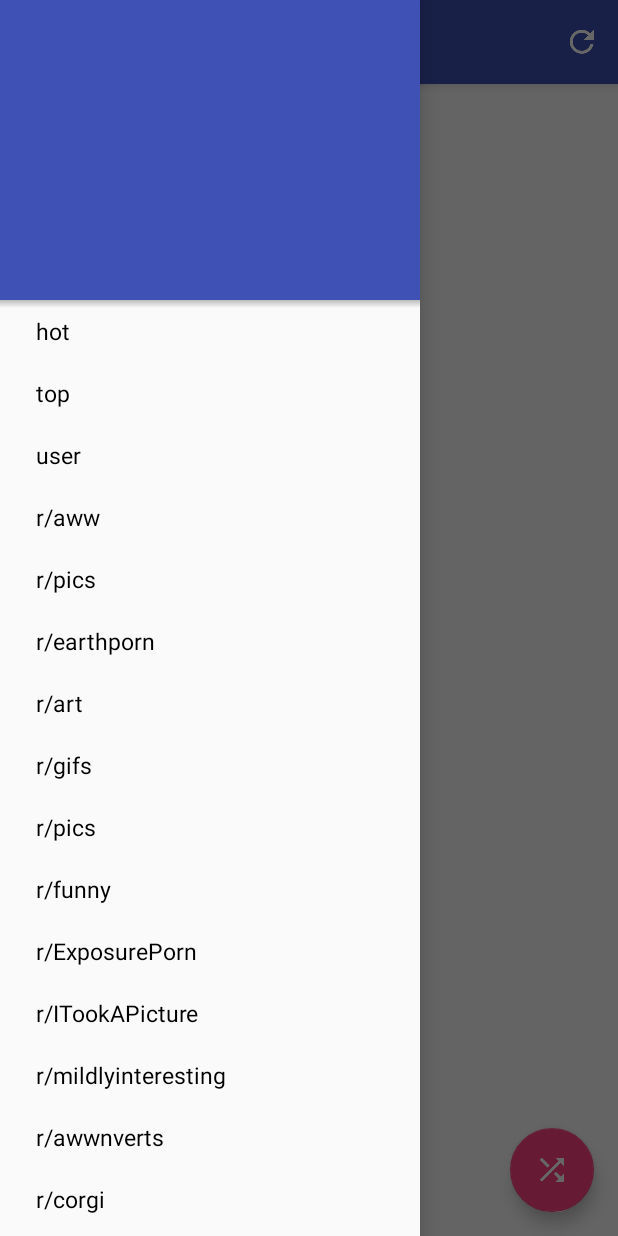
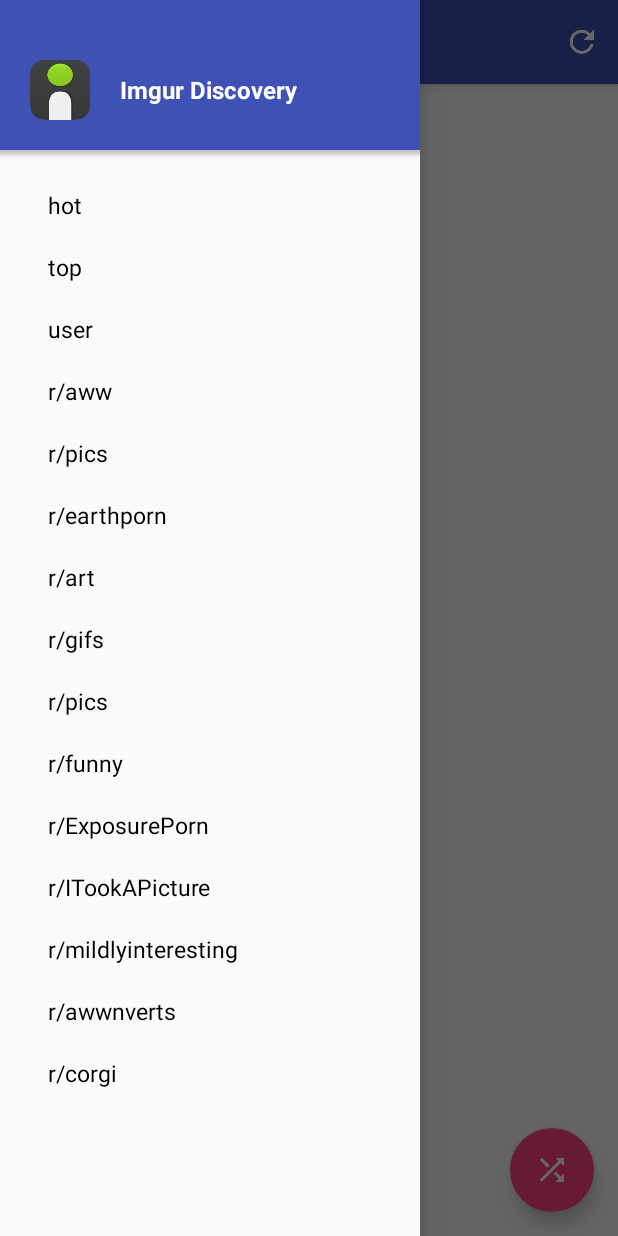
Before and after one commit to worker8/Blue-unofficial-Imgur-reader, an Android app: the screen it shows after launch (MainActivity), with the side drawer open, on a phone screen of 412 x 824 dp. Run offline under Robolectric (Android 15) with nearby library versions, the phone set to English and light mode, and no system bars; our stand-ins replace ButterKnife; libraries missing offline, so code that uses them is left out: com.nostra13.universalimageloader, de.greenrobot.event, rx.android.schedulers, rx.schedulers, rx.subscriptions; 7 statements that could not run were skipped.

Commit message:
[UI] Improve the looking of nav header

```diff
--- a/app/src/main/res/layout/activity_main.xml
+++ b/app/src/main/res/layout/activity_main.xml
@@ -67,10 +67,30 @@
             android:layout_height="match_parent"
             android:orientation="vertical">
 
-            <View
+            <FrameLayout
                 android:layout_width="match_parent"
-                android:layout_height="200dp"
-                android:background="@color/colorPrimary" />
+                android:layout_height="100dp">
+
+                <View
+                    android:layout_width="match_parent"
+                    android:layout_height="100dp"
+                    android:adjustViewBounds="true"
+                    android:background="@color/colorPrimary" />
+
+                <TextView
+                    android:layout_width="wrap_content"
+                    android:layout_height="wrap_content"
+                    android:layout_gravity="bottom"
+                    android:layout_marginBottom="@dimen/standard_margin_16dp"
+                    android:layout_marginLeft="@dimen/standard_margin_16dp"
+                    android:drawableLeft="@mipmap/imgur_discovery_icon"
+                    android:drawablePadding="@dimen/standard_margin_16dp"
+                    android:gravity="center"
+                    android:text="@string/app_name"
+                    android:textColor="@color/md_white_1000"
+                    android:textSize="16sp"
+                    android:textStyle="bold" />
+            </FrameLayout>
 
             <!-- Content Area -->
             <FrameLayout
@@ -86,7 +106,8 @@
                     android:id="@+id/nav_lv"
                     android:layout_width="match_parent"
                     android:layout_height="match_parent"
-                    android:divider="@null" />
+                    android:divider="@null"
+                    android:paddingTop="@dimen/standard_margin_16dp" />
             </FrameLayout>
         </LinearLayout>
     </android.support.design.widget.NavigationView>
--- a/app/src/main/res/layout/nav_row.xml
+++ b/app/src/main/res/layout/nav_row.xml
@@ -6,7 +6,7 @@
     android:layout_height="match_parent"
     android:background="@drawable/touch_feedback_blue"
     android:paddingBottom="10dp"
-    android:paddingLeft="@dimen/standard_margin_24dp"
+    android:paddingLeft="@dimen/standard_margin_32dp"
     android:paddingTop="10dp"
     android:textColor="#000000"
     android:textSize="15sp"
```
